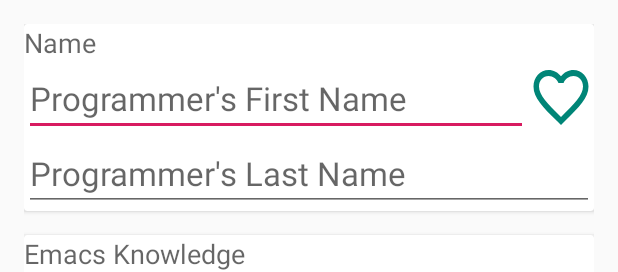
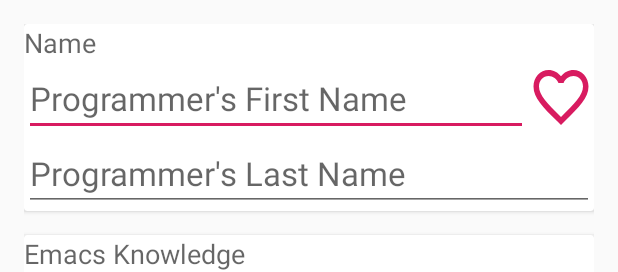
Before and after one commit to BCarlosH/RealProgrammers, an Android app: the layout fragment_add_programmer.xml on its own in the app's theme, with its tools: preview values and no code run, on a phone screen of 412 x 824 dp. Shown: the top 272 px of the screen. Run offline under Robolectric (Android 15) with nearby library versions, the phone set to English and light mode, and no system bars.

Commit message:
XML files formatted

```diff
--- a/app/src/main/res/drawable/selector_favorite_toggle.xml
+++ b/app/src/main/res/drawable/selector_favorite_toggle.xml
@@ -1,5 +1,5 @@
 <?xml version="1.0" encoding="utf-8"?>
 <selector xmlns:android="http://schemas.android.com/apk/res/android">
-    <item android:state_checked="false" android:drawable="@drawable/ic_favorite_border_black_24dp" />
-    <item android:state_checked="true" android:drawable="@drawable/ic_favorite_black_24dp" />
+    <item android:drawable="@drawable/ic_favorite_border_black_24dp" android:state_checked="false" />
+    <item android:drawable="@drawable/ic_favorite_black_24dp" android:state_checked="true" />
 </selector>
--- a/app/src/main/res/layout/activity_main.xml
+++ b/app/src/main/res/layout/activity_main.xml
@@ -1,6 +1,5 @@
 <?xml version="1.0" encoding="utf-8"?>
-<android.support.constraint.ConstraintLayout
-        xmlns:android="http://schemas.android.com/apk/res/android"
+<android.support.constraint.ConstraintLayout xmlns:android="http://schemas.android.com/apk/res/android"
     xmlns:tools="http://schemas.android.com/tools"
     android:layout_width="match_parent"
     android:layout_height="match_parent"
@@ -10,6 +9,6 @@
         android:id="@+id/main_container"
         android:layout_width="match_parent"
         android:layout_height="match_parent"
-            android:animateLayoutChanges="true"/>
+        android:animateLayoutChanges="true" />
 
 </android.support.constraint.ConstraintLayout>
--- a/app/src/main/res/layout/fragment_add_programmer.xml
+++ b/app/src/main/res/layout/fragment_add_programmer.xml
@@ -1,15 +1,14 @@
 <?xml version="1.0" encoding="utf-8"?>
-<LinearLayout
-        xmlns:android="http://schemas.android.com/apk/res/android"
+<LinearLayout xmlns:android="http://schemas.android.com/apk/res/android"
     xmlns:app="http://schemas.android.com/apk/res-auto"
     android:id="@+id/content_programmer_edit"
     android:layout_width="match_parent"
     android:layout_height="match_parent"
     android:orientation="vertical"
+    android:paddingLeft="@dimen/activity_horizontal_margin"
+    android:paddingTop="@dimen/activity_vertical_margin"
+    android:paddingRight="@dimen/activity_horizontal_margin"
     android:paddingBottom="@dimen/activity_vertical_margin"
-        android:paddingLeft="@dimen/activity_horizontal_margin"
-        android:paddingRight="@dimen/activity_horizontal_margin"
-        android:paddingTop="@dimen/activity_vertical_margin"
     app:layout_behavior="@string/appbar_scrolling_view_behavior">
 
     <!-- Name -->
@@ -20,49 +19,49 @@
         android:layout_marginBottom="@dimen/activity_vertical_margin">
 
         <LinearLayout
-                android:orientation="vertical"
             android:layout_width="match_parent"
-                android:layout_height="match_parent">
+            android:layout_height="match_parent"
+            android:orientation="vertical">
 
             <TextView
                 android:layout_width="match_parent"
                 android:layout_height="wrap_content"
-                    android:textAppearance="@style/TextAppearance.AppCompat.Medium"
-                    android:text="@string/name_title"/>
+                android:text="@string/name_title"
+                android:textAppearance="@style/TextAppearance.AppCompat.Medium" />
 
             <LinearLayout
-                    android:orientation="horizontal"
                 android:layout_width="match_parent"
-                    android:layout_height="match_parent">
+                android:layout_height="match_parent"
+                android:orientation="horizontal">
 
                 <EditText
+                    android:id="@+id/firstname_edit_text_programmer_edit"
                     android:layout_width="match_parent"
                     android:layout_height="wrap_content"
+                    android:layout_weight="1"
+                    android:hint="@string/firstname_edit_text_hint_programmer_edit"
                     android:inputType="textPersonName"
-                        android:id="@+id/firstname_edit_text_programmer_edit"
-                        android:textAppearance="@style/TextAppearance.AppCompat.Large"
-                        android:hint="@string/firstname_edit_text_hint_programmer_edit"
-                        android:layout_weight="1"/>
+                    android:textAppearance="@style/TextAppearance.AppCompat.Large" />
 
                 <ToggleButton
                     android:id="@+id/favorite_toggle_button_programmer_edit"
+                    style="@style/favoriteToggleButton"
                     android:layout_width="wrap_content"
                     android:layout_height="wrap_content"
-                        android:layout_gravity="right"
-                        style="@style/favoriteToggleButton"
-                        android:backgroundTint="@color/colorPrimary"
+                    android:layout_gravity="end"
+                    android:layout_weight="1"
                     android:background="@drawable/selector_favorite_toggle"
-                        android:layout_weight="1"/>
+                    android:backgroundTint="@color/colorAccent" />
             </LinearLayout>
 
             <EditText
+                android:id="@+id/lastname_edit_text_programmer_edit"
                 android:layout_width="match_parent"
-                    android:layout_height="wrap_content"
+                android:layout_height="0dp"
+                android:layout_weight="1"
+                android:hint="@string/lastname_edit_text_hint_programmer_edit"
                 android:inputType="textPersonName"
-                    android:id="@+id/lastname_edit_text_programmer_edit"
-                    android:textAppearance="@style/TextAppearance.AppCompat.Large"
-                    android:hint="@string/lastname_edit_text_hint_programmer_edit"
-                    android:layout_weight="1"/>
+                android:textAppearance="@style/TextAppearance.AppCompat.Large" />
 
         </LinearLayout>
 
@@ -73,68 +72,68 @@
         android:layout_height="wrap_content">
 
         <LinearLayout
-                android:orientation="vertical"
             android:layout_width="match_parent"
-                android:layout_height="match_parent">
+            android:layout_height="match_parent"
+            android:orientation="vertical">
 
             <!-- Emacs Knowledge -->
             <TextView
                 android:layout_width="match_parent"
                 android:layout_height="wrap_content"
-                    android:textAppearance="@style/TextAppearance.AppCompat.Medium"
-                    android:text="@string/emacs_title"/>
+                android:text="@string/emacs_title"
+                android:textAppearance="@style/TextAppearance.AppCompat.Medium" />
 
             <SeekBar
+                android:id="@+id/emacs_seek_bar_programmer_edit"
                 style="@style/Widget.AppCompat.SeekBar.Discrete"
                 android:layout_width="match_parent"
                 android:layout_height="wrap_content"
                 android:max="4"
-                    android:progress="2"
-                    android:id="@+id/emacs_seek_bar_programmer_edit"/>
+                android:progress="2" />
 
             <TextView
                 android:id="@+id/emacs_text_view_programmer_edit"
                 android:layout_width="match_parent"
                 android:layout_height="wrap_content"
-                    android:textAppearance="@style/TextAppearance.AppCompat.Large"/>
+                android:textAppearance="@style/TextAppearance.AppCompat.Large" />
 
             <!-- Caffeine Ingestion -->
             <TextView
                 android:layout_width="match_parent"
                 android:layout_height="wrap_content"
-                    android:textAppearance="@style/TextAppearance.AppCompat.Medium"
-                    android:text="@string/caffeine_title"/>
+                android:text="@string/caffeine_title"
+                android:textAppearance="@style/TextAppearance.AppCompat.Medium" />
 
             <SeekBar
+                android:id="@+id/caffeine_seek_bar_programmer_edit"
                 style="@style/Widget.AppCompat.SeekBar.Discrete"
                 android:layout_width="match_parent"
                 android:layout_height="wrap_content"
                 android:max="4"
-                    android:progress="2"
-                    android:id="@+id/caffeine_seek_bar_programmer_edit"/>
+                android:progress="2" />
 
             <TextView
                 android:id="@+id/caffeine_text_view_programmer_edit"
                 android:layout_width="match_parent"
                 android:layout_height="wrap_content"
-                    android:textAppearance="@style/TextAppearance.AppCompat.Large"/>
+                android:textAppearance="@style/TextAppearance.AppCompat.Large" />
 
             <!-- Real Programmer Rating -->
             <TextView
                 android:layout_width="match_parent"
                 android:layout_height="wrap_content"
-                    android:textAppearance="@style/TextAppearance.AppCompat.Medium"
-                    android:text="@string/rpr_title"/>
+                android:text="@string/rpr_title"
+                android:textAppearance="@style/TextAppearance.AppCompat.Medium" />
 
             <RatingBar
+                android:id="@+id/rpr_rating_bar_programmer_edit"
                 android:layout_width="wrap_content"
                 android:layout_height="wrap_content"
-                    android:id="@+id/rpr_rating_bar_programmer_edit"
+                android:layout_gravity="center_horizontal"
                 android:isIndicator="true"
                 android:numStars="5"
                 android:rating="3"
-                    android:stepSize="1"
-                    android:layout_gravity="center_horizontal"/>
+                android:stepSize="1" />
         </LinearLayout>
 
     </android.support.v7.widget.CardView>
@@ -143,8 +142,8 @@
         android:id="@+id/save_programmer_button"
         android:layout_width="wrap_content"
         android:layout_height="wrap_content"
-            android:text="SAVE"
+        android:layout_marginTop="16dp"
         android:enabled="false"
-            android:layout_marginTop="16dp"/>
+        android:text="@string/save" />
 
 </LinearLayout>
--- a/app/src/main/res/values/styles.xml
+++ b/app/src/main/res/values/styles.xml
@@ -13,9 +13,9 @@
         <item name="windowNoTitle">true</item>
     </style>
 
-    <style name="AppTheme.AppBarOverlay" parent="ThemeOverlay.AppCompat.Dark.ActionBar"/>
+    <style name="AppTheme.AppBarOverlay" parent="ThemeOverlay.AppCompat.Dark.ActionBar" />
 
-    <style name="AppTheme.PopupOverlay" parent="ThemeOverlay.AppCompat.Light"/>
+    <style name="AppTheme.PopupOverlay" parent="ThemeOverlay.AppCompat.Light" />
 
     <style name="Widget.Button.FavoritteToggle" parent="android:Widget">
         <item name="android:background">@drawable/selector_favorite_toggle</item>
@@ -24,7 +24,7 @@
 
     <style name="favoriteToggleButton" parent="AppTheme">
         <item name="android:buttonStyleToggle">@style/Widget.Button.FavoritteToggle</item>
-        <item name="android:textOn"></item>
-        <item name="android:textOff"></item>
+        <item name="android:textOn" />
+        <item name="android:textOff" />
     </style>
 </resources>
```
Also changed, not shown: app/src/main/res/drawable-v24/ic_launcher_foreground.xml (+8 -8 lines), app/src/main/res/drawable/ic_add_black_24dp.xml (+5 -5 lines), app/src/main/res/drawable/ic_clear_text_color_primary_24dp.xml (+5 -5 lines), app/src/main/res/drawable/ic_favorite_black_24dp.xml (+5 -5 lines), app/src/main/res/drawable/ic_favorite_border_black_24dp.xml (+5 -5 lines), app/src/main/res/drawable/ic_launcher_background.xml (+168 -72 lines), app/src/main/res/layout/fragment_programmer_detail.xml (+6 -6 lines), app/src/main/res/layout/fragment_programmers_list.xml (+9 -7 lines), app/src/main/res/layout/view_programmer_item.xml (+20 -20 lines). Lines whose indentation alone changed are shown as unchanged.
